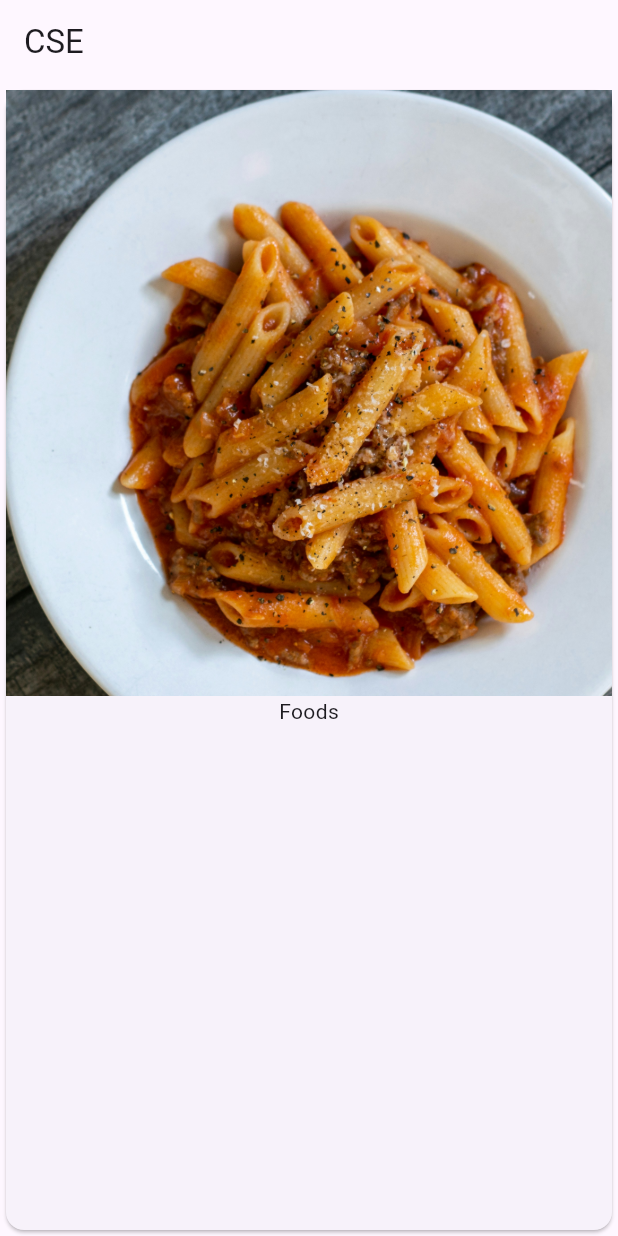
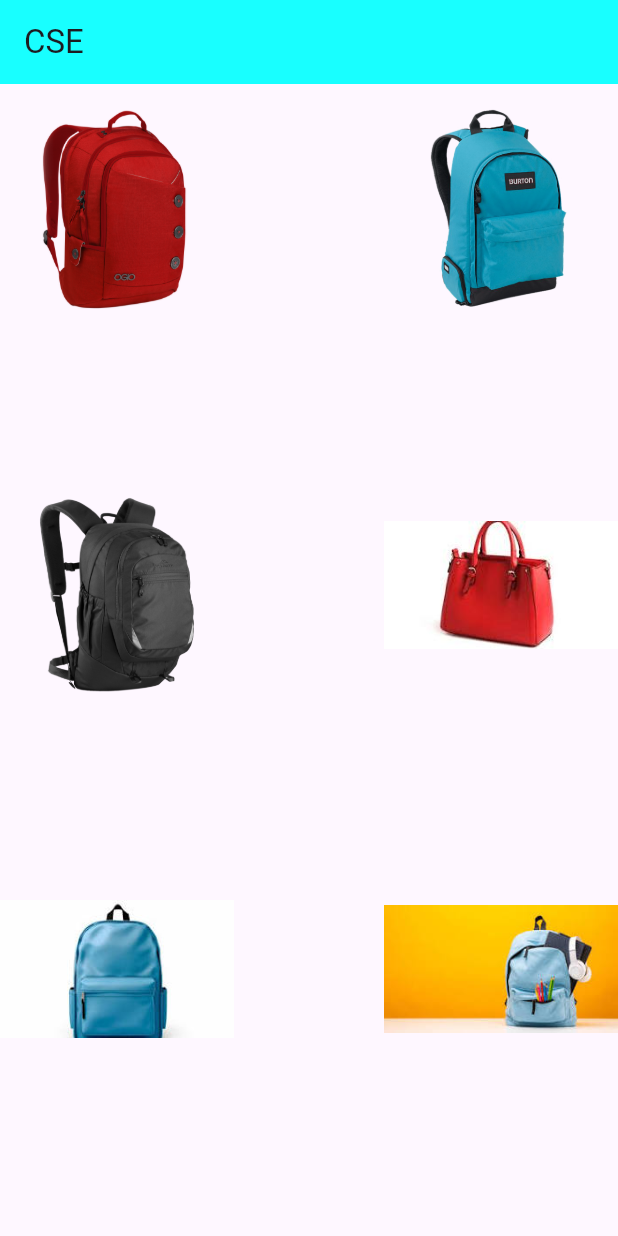
Before and after one commit to Aziz-Ru/Flutter-Basics, a Flutter app: the screen it shows after launch, on a phone screen of 412 x 824 dp. Run offline on Flutter 3.47's test engine with Material 3 defaults, Android fonts, the phone set to English and light mode, and no system bars.

Commit message:
Grid update

```diff
--- a/lib/main.dart
+++ b/lib/main.dart
@@ -10,15 +10,25 @@ class MyApp extends StatelessWidget {
     return MaterialApp(
       home: Scaffold(
         appBar: AppBar(
+          backgroundColor: Colors.cyanAccent,
           title: const Text('CSE'),
         ),
-        body: Card(
-          child: Column(
-            children: <Widget>[
-              Image.asset('assets/pasta.jpg'),
-              const Text('Foods')
-            ],
-          ),
+        body: GridView.extent(
+          maxCrossAxisExtent: 200,
+          mainAxisSpacing: 100,
+          crossAxisSpacing: 100,
+          children: const [
+            Image(image: AssetImage('images/bag-1.png')),
+            Image(image: AssetImage('images/bag-2.png')),
+            Image(image: AssetImage('images/bag-3.png')),
+            Image(image: AssetImage('images/bag-4.jpeg')),
+            Image(image: AssetImage('images/bag-5.jpeg')),
+            Image(image: AssetImage('images/bag-6.jpeg')),
+            Image(image: AssetImage('images/bag-7.jpeg')),
+            Image(image: AssetImage('images/bag-8.jpeg')),
+            Image(image: AssetImage('images/bag-9.jpeg')),
+            Image(image: AssetImage('images/bag-10.jpeg')),
+          ],
         ),
       ),
     );
--- a/pubspec.yaml
+++ b/pubspec.yaml
@@ -58,7 +58,7 @@ flutter:
 
   # To add assets to your application, add an assets section, like this:
   assets:
-    - assets/pasta.jpg
+    - images/
   #   - images/a_dot_ham.jpeg
 
   # An image asset can refer to one or more resolution-specific "variants", see
```
Also changed, not shown: images/bag-1.png (added), images/bag-10.jpeg (added), images/bag-2.png (added), images/bag-3.png (added), images/bag-4.jpeg (added), images/bag-5.jpeg (added), images/bag-6.jpeg (added), images/bag-7.jpeg (added), images/bag-8.jpeg (added), images/bag-9.jpeg (added).
